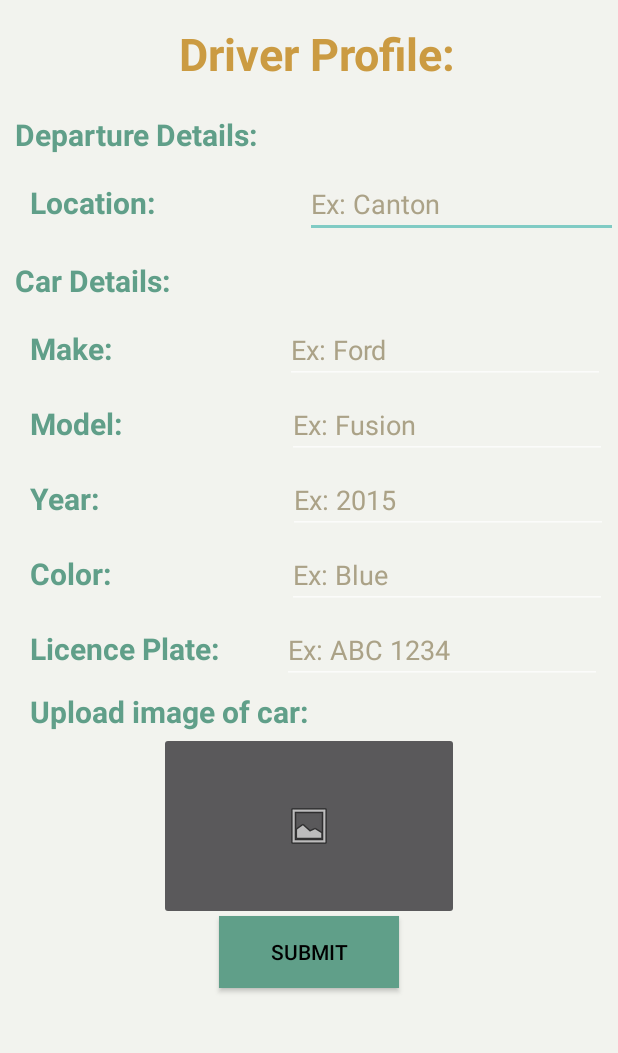
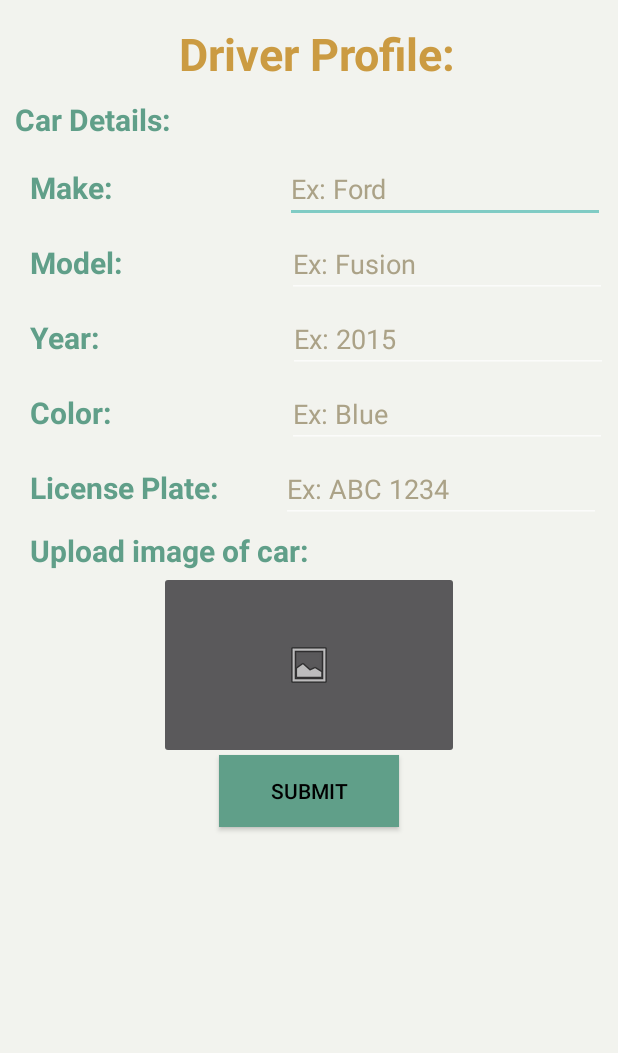
Before and after one commit to WSU-4110/CarpoolingApp, an Android app: the DriverProfile screen opened directly, with no data from a screen before it, on a phone screen of 412 x 824 dp, the part 84-1137 px from its top. Run offline under Robolectric (Android 15) with nearby library versions, the phone set to English and light mode, and no system bars; our stand-ins replace Volley; network calls fail; 1 statement that could not run was skipped.

Commit message:
Update driverprofile.xml

```diff
--- a/WarriorsOnWheels/app/src/main/res/layout/driverprofile.xml
+++ b/WarriorsOnWheels/app/src/main/res/layout/driverprofile.xml
@@ -34,53 +34,6 @@
             android:layout_marginTop="15dp"
             android:layout_marginLeft="10dp"
             android:gravity="center"/>
-
-        <TextView
-            android:id="@+id/textView"
-            android:layout_width="match_parent"
-            android:layout_height="wrap_content"
-            android:text="Departure Details:"
-            android:textColor="@color/heading_2"
-            android:textSize="20sp"
-            android:textStyle="bold"
-            android:layout_marginTop="20dp"
-            android:layout_marginLeft="10dp"/>
-
-
-        <LinearLayout
-            android:id="@+id/NameLayout"
-            android:layout_width="match_parent"
-            android:layout_height="50dp"
-            android:orientation="horizontal"
-            android:layout_marginTop="10dp">
-
-
-            <TextView
-                android:id="@+id/askDepLocation"
-                android:layout_width="wrap_content"
-                android:layout_height="wrap_content"
-                android:layout_marginLeft="20dp"
-                android:text="Location:"
-                android:textColor="@color/heading_2"
-                android:textSize="20sp"
-                android:textStyle="bold" />
-
-            <EditText
-                android:id="@+id/Loc"
-                android:layout_width="wrap_content"
-                android:layout_height="wrap_content"
-                android:layout_marginLeft="100dp"
-                android:ems="10"
-                android:hint="Ex: Canton"
-                android:textColorHint="@color/textHint"
-                android:textColor="@color/text"
-                android:inputType="textPersonName"
-                app:layout_constraintStart_toStartOf="parent"
-                app:layout_constraintTop_toTopOf="parent"
-                />
-
-
-        </LinearLayout>
 
         <TextView
             android:id="@+id/Car"
@@ -235,7 +188,7 @@
                 android:layout_width="wrap_content"
                 android:layout_height="wrap_content"
                 android:layout_marginLeft="20dp"
-                android:text="Licence Plate:"
+                android:text="License Plate:"
                 android:textColor="@color/heading_2"
                 android:textSize="20sp"
                 android:textStyle="bold" />
```
